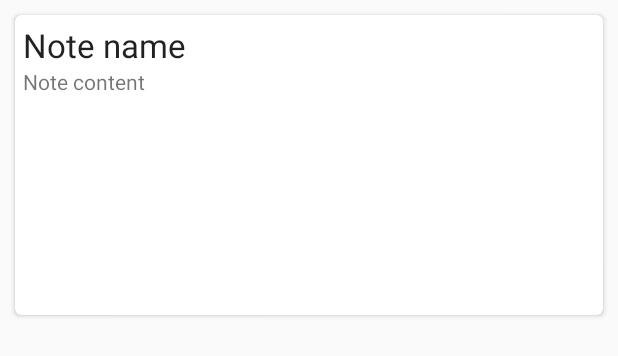
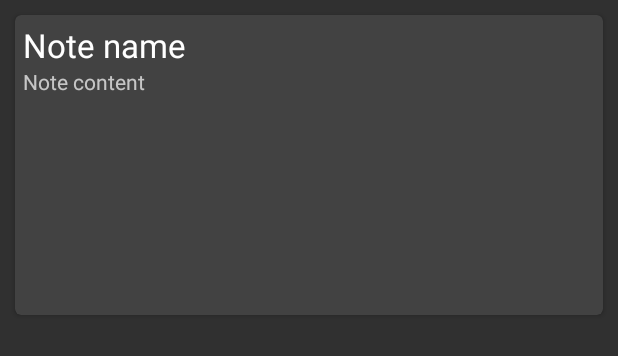
Before and after one commit to T-Graves/MyPDA, an Android app: the layout notes_card_view.xml on its own in the app's theme, with its tools: preview values and no code run, on a phone screen of 412 x 824 dp. Shown: the top 356 px of the screen. Run offline under Robolectric (Android 15) with nearby library versions, the phone set to English and light mode, and no system bars.

Commit message:
- changed to dark theme

```diff
--- a/app/build.gradle
+++ b/app/build.gradle
@@ -6,7 +6,7 @@ android {
 
     defaultConfig {
         applicationId "com.gravestristan.mypda"
-        minSdkVersion 10
+        minSdkVersion 11
         targetSdkVersion 23
         versionCode 1
         versionName "1.0"
--- a/app/src/main/AndroidManifest.xml
+++ b/app/src/main/AndroidManifest.xml
@@ -7,7 +7,7 @@
         android:icon="@mipmap/ic_launcher"
         android:label="@string/app_name"
         android:supportsRtl="true"
-        android:theme="@style/Theme.AppCompat.Light.DarkActionBar" >
+        android:theme="@style/Theme.AppCompat" >
         <activity
             android:name=".MyPDAMainActivity"
             android:label="@string/app_name">
--- a/app/src/main/res/layout/notes_card_view.xml
+++ b/app/src/main/res/layout/notes_card_view.xml
@@ -10,7 +10,8 @@
         android:layout_margin="10dp"
         android:layout_width="match_parent"
         android:layout_height="200dp"
-        card_view:cardCornerRadius="4dp">
+        card_view:cardCornerRadius="4dp"
+        card_view:cardBackgroundColor="@color/cardview_dark_background">
 
         <RelativeLayout
             android:layout_width="match_parent"
--- a/app/src/main/res/values/strings.xml
+++ b/app/src/main/res/values/strings.xml
@@ -1,5 +1,5 @@
 <resources>
-    <string name="app_name">MyPDA</string>
+    <string name="app_name">My PDA</string>
 
     <string name="action_about">About MyPDA</string>
     <string name="action_new_task">Create New Task</string>
--- a/app/src/main/res/values/styles.xml
+++ b/app/src/main/res/values/styles.xml
@@ -1,11 +1,9 @@
 <resources>
 
     <!-- Base application theme. -->
-    <style name="AppTheme" parent="Theme.AppCompat.Light.DarkActionBar">
+    <style name="AppTheme" parent="Theme.AppCompat">
         <!-- Customize your theme here. -->
-        <item name="colorPrimary">@color/colorPrimary</item>
-        <item name="colorPrimaryDark">@color/colorPrimaryDark</item>
-        <item name="colorAccent">@color/colorAccent</item>
+
     </style>
 
 </resources>
```
Also changed, not shown: app/src/main/ic_launcher-web.png (added), app/src/main/res/mipmap-hdpi/ic_launcher.png, app/src/main/res/mipmap-mdpi/ic_launcher.png, app/src/main/res/mipmap-xhdpi/ic_launcher.png, app/src/main/res/mipmap-xxhdpi/ic_launcher.png, app/src/main/res/mipmap-xxxhdpi/ic_launcher.png, 1 other file.
